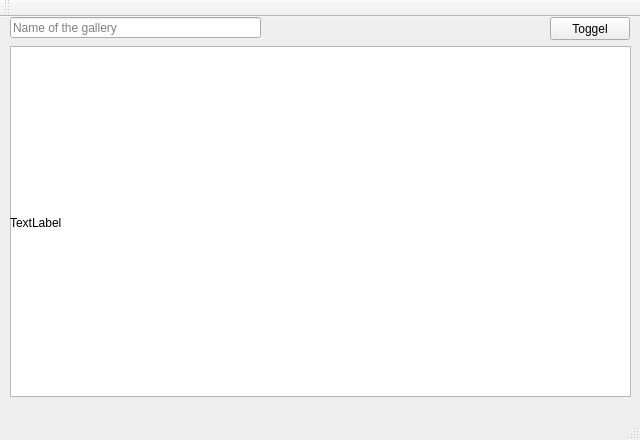
The window that mainwindow.ui (mllapps/qrokbox) describes before a commit, drawn with Qt 5.
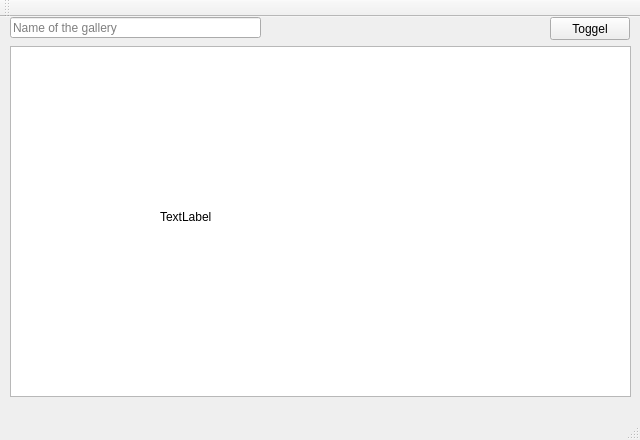
The same window after the commit.

Commit message: center the image

Patch:
```diff
--- a/mainwindow.ui
+++ b/mainwindow.ui
@@ -55,12 +55,24 @@
    <widget class="QLabel" name="labelDropHere">
     <property name="geometry">
      <rect>
-      <x>10</x>
-      <y>30</y>
-      <width>621</width>
-      <height>351</height>
+      <x>160</x>
+      <y>40</y>
+      <width>318</width>
+      <height>320</height>
      </rect>
     </property>
+    <property name="minimumSize">
+     <size>
+      <width>318</width>
+      <height>320</height>
+     </size>
+    </property>
+    <property name="maximumSize">
+     <size>
+      <width>318</width>
+      <height>320</height>
+     </size>
+    </property>
     <property name="text">
      <string>TextLabel</string>
     </property>
```
The commit also changes 1 other file.
